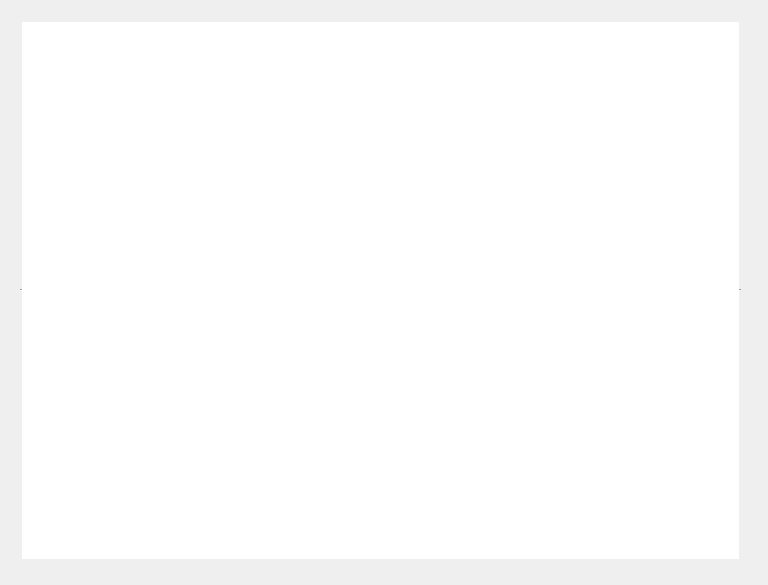
Above: Desenvolvimento/Estoque.ui from annamatias/TCC before the change. Below: the same form after it.
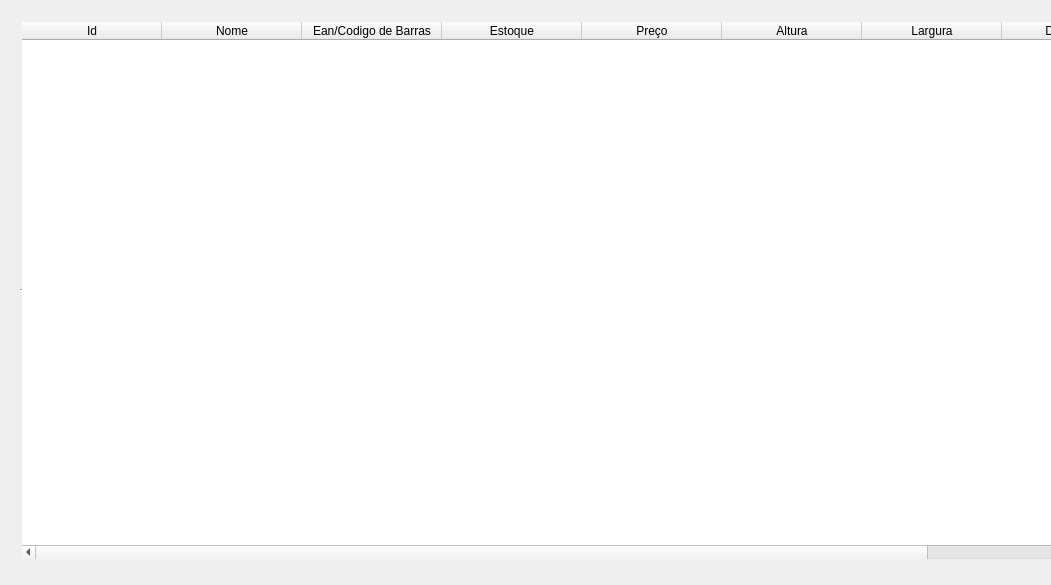
That is the form after the change.

```diff
--- a/Desenvolvimento/Estoque.ui
+++ b/Desenvolvimento/Estoque.ui
@@ -2,11 +2,14 @@
 <ui version="4.0">
  <class>Form</class>
  <widget class="QWidget" name="Form">
+  <property name="enabled">
+   <bool>true</bool>
+  </property>
   <property name="geometry">
    <rect>
     <x>0</x>
     <y>0</y>
-    <width>768</width>
+    <width>1051</width>
     <height>585</height>
    </rect>
   </property>
@@ -18,19 +21,59 @@
     <rect>
      <x>20</x>
      <y>20</y>
-     <width>721</width>
+     <width>1051</width>
      <height>541</height>
     </rect>
    </property>
    <property name="frameShape">
     <enum>QFrame::HLine</enum>
    </property>
-   <attribute name="horizontalHeaderVisible">
-    <bool>false</bool>
+   <attribute name="horizontalHeaderDefaultSectionSize">
+    <number>140</number>
    </attribute>
    <attribute name="verticalHeaderVisible">
     <bool>false</bool>
    </attribute>
+   <column>
+    <property name="text">
+     <string>Id</string>
+    </property>
+   </column>
+   <column>
+    <property name="text">
+     <string>Nome</string>
+    </property>
+   </column>
+   <column>
+    <property name="text">
+     <string>Ean/Codigo de Barras</string>
+    </property>
+   </column>
+   <column>
+    <property name="text">
+     <string>Estoque</string>
+    </property>
+   </column>
+   <column>
+    <property name="text">
+     <string>Preço</string>
+    </property>
+   </column>
+   <column>
+    <property name="text">
+     <string>Altura</string>
+    </property>
+   </column>
+   <column>
+    <property name="text">
+     <string>Largura</string>
+    </property>
+   </column>
+   <column>
+    <property name="text">
+     <string>Descrição</string>
+    </property>
+   </column>
   </widget>
  </widget>
  <resources/>
```
